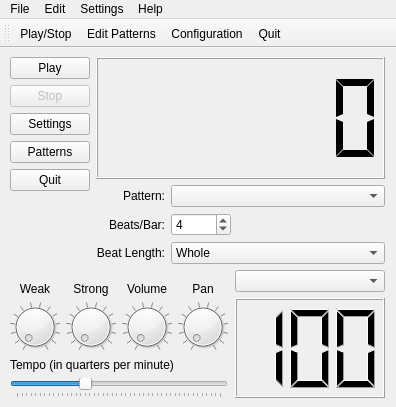
The window that src/kmetronome.ui (pedrolcl/kmetronome) describes before a commit, drawn with Qt 5.
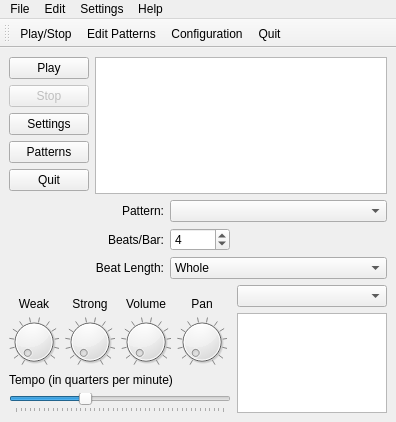
The same window after the commit. Icons and pictures are not drawn. Custom widgets are drawn as their Qt base class.

Commit message: replaced QLCDNumber by SVG based LCDNumberView

Diff of the .ui file:
```diff
--- a/src/kmetronome.ui
+++ b/src/kmetronome.ui
@@ -7,7 +7,7 @@
     <x>0</x>
     <y>0</y>
     <width>396</width>
-    <height>407</height>
+    <height>422</height>
    </rect>
   </property>
   <property name="windowTitle">
@@ -18,11 +18,23 @@
     <normaloff>:/midi/icons/midi/icon16.png</normaloff>:/midi/icons/midi/icon16.png</iconset>
   </property>
   <widget class="QWidget" name="centralwidget">
-   <layout class="QGridLayout" name="gridLayout_3">
+   <layout class="QGridLayout" name="gridLayout_3" columnstretch="0,1">
+    <property name="sizeConstraint">
+     <enum>QLayout::SetNoConstraint</enum>
+    </property>
     <item row="0" column="0" colspan="2">
      <layout class="QHBoxLayout" name="horizontalLayout">
+      <property name="sizeConstraint">
+       <enum>QLayout::SetNoConstraint</enum>
+      </property>
       <item>
        <widget class="QFrame" name="m_fakeToolbar">
+        <property name="minimumSize">
+         <size>
+          <width>0</width>
+          <height>200</height>
+         </size>
+        </property>
         <layout class="QVBoxLayout" name="verticalLayout_4">
          <property name="leftMargin">
           <number>0</number>
@@ -146,7 +158,7 @@
            <property name="sizeHint" stdset="0">
             <size>
              <width>20</width>
-             <height>28</height>
+             <height>60</height>
             </size>
            </property>
           </spacer>
@@ -156,8 +168,11 @@
       </item>
       <item>
        <layout class="QVBoxLayout" name="verticalLayout_2">
+        <property name="sizeConstraint">
+         <enum>QLayout::SetNoConstraint</enum>
+        </property>
         <item>
-         <widget class="QLCDNumber" name="m_measureLCD">
+         <widget class="LCDNumberView" name="m_measureLCD">
           <property name="sizePolicy">
            <sizepolicy hsizetype="Expanding" vsizetype="Expanding">
             <horstretch>0</horstretch>
@@ -167,19 +182,13 @@
           <property name="whatsThis">
            <string>Number of measures (bars) and beats played from beginning</string>
           </property>
-          <property name="digitCount">
-           <number>6</number>
-          </property>
-          <property name="mode">
-           <enum>QLCDNumber::Dec</enum>
-          </property>
-          <property name="segmentStyle">
-           <enum>QLCDNumber::Flat</enum>
-          </property>
          </widget>
         </item>
         <item>
          <layout class="QFormLayout" name="formLayout_2">
+          <property name="sizeConstraint">
+           <enum>QLayout::SetNoConstraint</enum>
+          </property>
           <property name="fieldGrowthPolicy">
            <enum>QFormLayout::AllNonFixedFieldsGrow</enum>
           </property>
@@ -515,7 +524,7 @@
        </widget>
       </item>
       <item>
-       <widget class="QLCDNumber" name="m_tempoLCD">
+       <widget class="LCDNumberView" name="m_tempoLCD">
         <property name="sizePolicy">
          <sizepolicy hsizetype="Fixed" vsizetype="Fixed">
           <horstretch>0</horstretch>
@@ -528,25 +537,28 @@
           <height>100</height>
          </size>
         </property>
+        <property name="maximumSize">
+         <size>
+          <width>150</width>
+          <height>100</height>
+         </size>
+        </property>
         <property name="whatsThis">
          <string>The current &lt;i&gt;tempo&lt;/i&gt; value</string>
         </property>
-        <property name="digitCount">
-         <number>3</number>
-        </property>
-        <property name="value" stdset="0">
-         <double>100.000000000000000</double>
-        </property>
        </widget>
       </item>
      </layout>
     </item>
     <item row="2" column="0">
      <layout class="QVBoxLayout" name="tempoSliderLayout">
+      <property name="sizeConstraint">
+       <enum>QLayout::SetNoConstraint</enum>
+      </property>
       <item>
        <widget class="QLabel" name="textLabel1">
         <property name="sizePolicy">
-         <sizepolicy hsizetype="Preferred" vsizetype="Maximum">
+         <sizepolicy hsizetype="Expanding" vsizetype="Fixed">
           <horstretch>0</horstretch>
           <verstretch>0</verstretch>
          </sizepolicy>
@@ -565,7 +577,7 @@
       <item>
        <widget class="QSlider" name="m_tempo">
         <property name="sizePolicy">
-         <sizepolicy hsizetype="Minimum" vsizetype="Fixed">
+         <sizepolicy hsizetype="Expanding" vsizetype="Fixed">
           <horstretch>0</horstretch>
           <verstretch>0</verstretch>
          </sizepolicy>
@@ -794,6 +806,13 @@
    </property>
   </action>
  </widget>
+ <customwidgets>
+  <customwidget>
+   <class>LCDNumberView</class>
+   <extends>QGraphicsView</extends>
+   <header>lcdnumberview.h</header>
+  </customwidget>
+ </customwidgets>
  <resources>
   <include location="kmetronome.qrc"/>
  </resources>
```
The commit also changes 10 other files.
